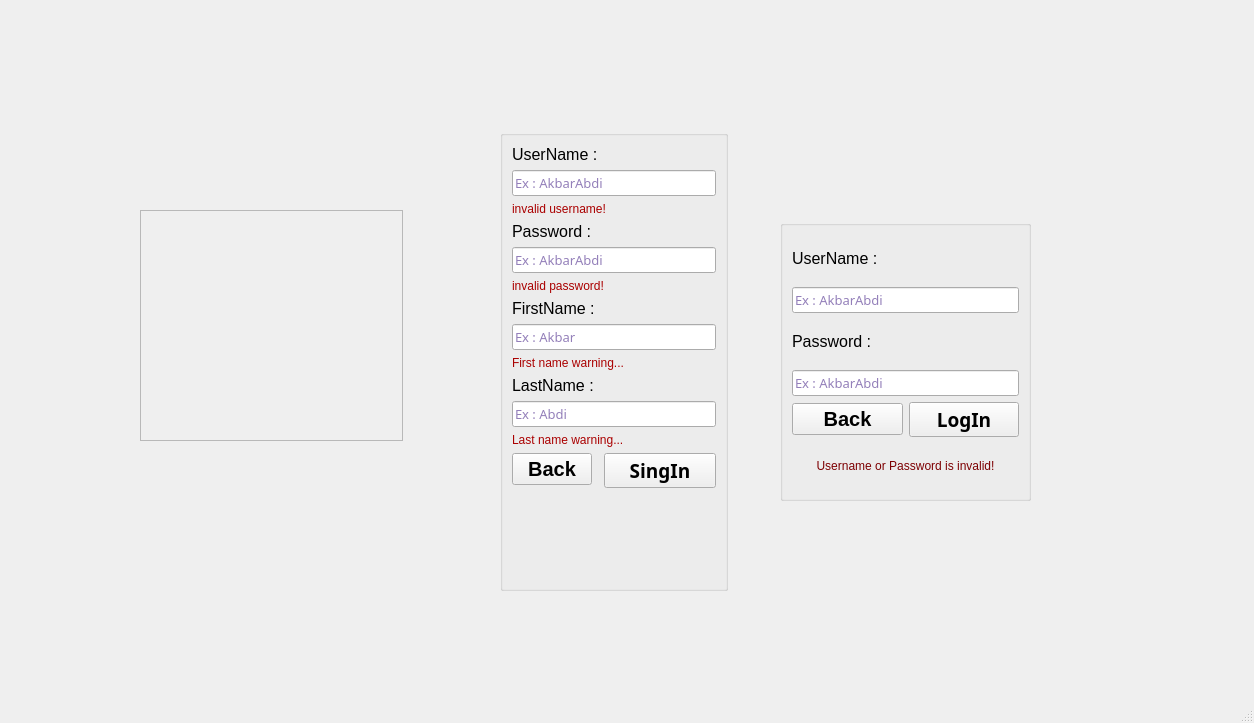
The window that massenger/mainwindow.ui (MahanBeidokhti/AP-Messenger) describes before a commit, drawn with Qt 5.
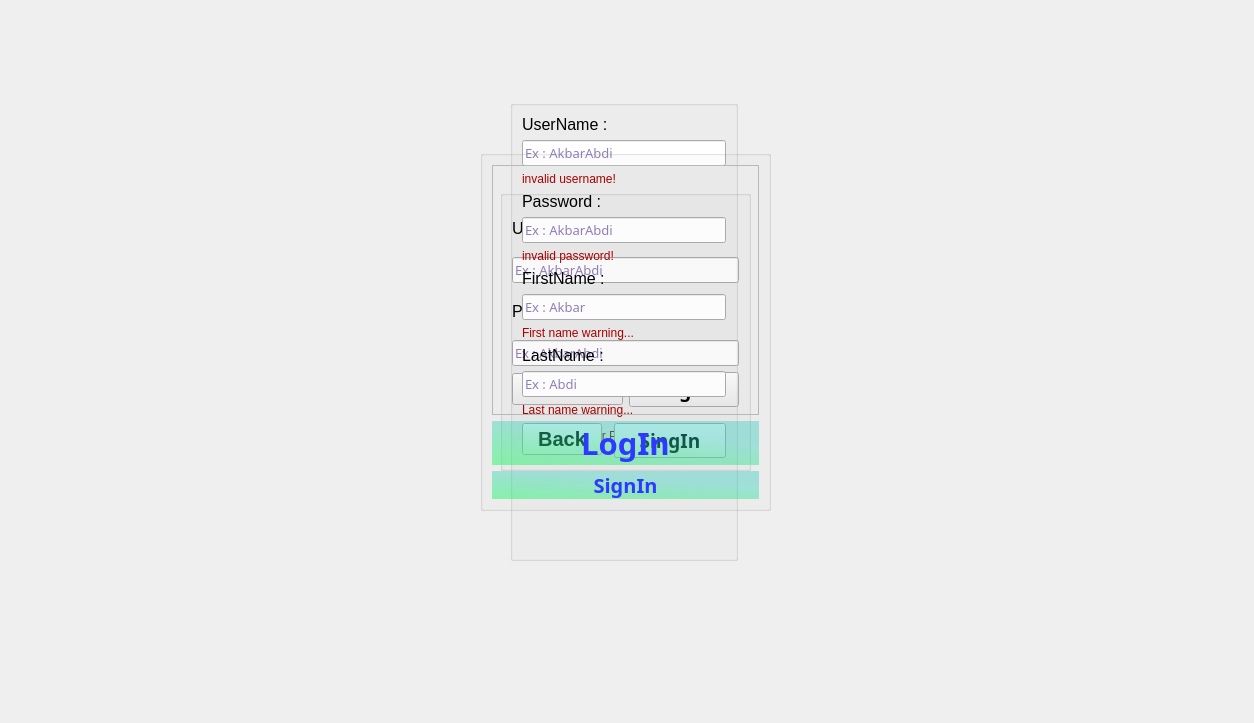
The same window after the commit. Icons and pictures are not drawn.

Commit message: final sample of log/sign-in page with a sample signin function

```diff
--- a/massenger/mainwindow.ui
+++ b/massenger/mainwindow.ui
@@ -13,18 +13,22 @@
   <property name="windowTitle">
    <string>MainWindow</string>
   </property>
+  <property name="styleSheet">
+   <string notr="true">background-image: url(:/Source/@metawalls.jpg);</string>
+  </property>
   <widget class="QWidget" name="centralwidget">
    <widget class="QGroupBox" name="Login_Box">
     <property name="geometry">
      <rect>
-      <x>780</x>
-      <y>220</y>
+      <x>500</x>
+      <y>190</y>
       <width>251</width>
       <height>281</height>
      </rect>
     </property>
     <property name="styleSheet">
-     <string notr="true">border-color: rgb(255, 255, 255);</string>
+     <string notr="true">border-color: rgb(255, 255, 255);
+background-image: url(:/Source/@metawalls.jpg);</string>
     </property>
     <property name="title">
      <string/>
@@ -140,35 +144,18 @@
      </item>
     </layout>
    </widget>
-   <widget class="QFrame" name="frame">
-    <property name="geometry">
-     <rect>
-      <x>140</x>
-      <y>210</y>
-      <width>263</width>
-      <height>231</height>
-     </rect>
-    </property>
-    <property name="styleSheet">
-     <string notr="true">border-image: url(:/Source/chat2.png) 0 0 0 0 stretch stretch;
-setAlignment:(Qt::AlignCenter);</string>
-    </property>
-    <property name="frameShape">
-     <enum>QFrame::StyledPanel</enum>
-    </property>
-    <property name="frameShadow">
-     <enum>QFrame::Raised</enum>
-    </property>
-   </widget>
    <widget class="QGroupBox" name="Signin_Box">
     <property name="geometry">
      <rect>
-      <x>500</x>
-      <y>130</y>
+      <x>510</x>
+      <y>100</y>
       <width>228</width>
       <height>461</height>
      </rect>
     </property>
+    <property name="styleSheet">
+     <string notr="true">background-image: url(:/Source/@metawalls.jpg);</string>
+    </property>
     <property name="title">
      <string/>
     </property>
@@ -370,18 +357,714 @@
      </item>
     </layout>
    </widget>
+   <widget class="QGroupBox" name="main_box">
+    <property name="geometry">
+     <rect>
+      <x>480</x>
+      <y>150</y>
+      <width>291</width>
+      <height>361</height>
+     </rect>
+    </property>
+    <property name="title">
+     <string/>
+    </property>
+    <layout class="QVBoxLayout" name="verticalLayout">
+     <item>
+      <widget class="QFrame" name="frame">
+       <property name="styleSheet">
+        <string notr="true">border-image: url(:/Source/chat2.png) 0 0 0 0 stretch stretch;
+setAlignment:(Qt::AlignCenter);</string>
+       </property>
+       <property name="frameShape">
+        <enum>QFrame::StyledPanel</enum>
+       </property>
+       <property name="frameShadow">
+        <enum>QFrame::Raised</enum>
+       </property>
+      </widget>
+     </item>
+     <item>
+      <widget class="QPushButton" name="bottom_log_page">
+       <property name="sizePolicy">
+        <sizepolicy hsizetype="Minimum" vsizetype="Fixed">
+         <horstretch>0</horstretch>
+         <verstretch>0</verstretch>
+        </sizepolicy>
+       </property>
+       <property name="palette">
+        <palette>
+         <active>
+          <colorrole role="WindowText">
+           <brush brushstyle="SolidPattern">
+            <color alpha="255">
+             <red>46</red>
+             <green>56</green>
+             <blue>255</blue>
+            </color>
+           </brush>
+          </colorrole>
+          <colorrole role="Button">
+           <brush brushstyle="LinearGradientPattern">
+            <gradient startx="0.636872000000000" starty="0.301000000000000" endx="0.000000000000000" endy="1.400000000000000" type="LinearGradient" spread="PadSpread" coordinatemode="ObjectBoundingMode">
+             <gradientstop position="0.000000000000000">
+              <color alpha="100">
+               <red>43</red>
+               <green>204</green>
+               <blue>189</blue>
+              </color>
+             </gradientstop>
+             <gradientstop position="1.000000000000000">
+              <color alpha="150">
+               <red>48</red>
+               <green>255</green>
+               <blue>87</blue>
+              </color>
+             </gradientstop>
+            </gradient>
+           </brush>
+          </colorrole>
+          <colorrole role="Text">
+           <brush brushstyle="SolidPattern">
+            <color alpha="255">
+             <red>46</red>
+             <green>56</green>
+             <blue>255</blue>
+            </color>
+           </brush>
+          </colorrole>
+          <colorrole role="ButtonText">
+           <brush brushstyle="SolidPattern">
+            <color alpha="255">
+             <red>46</red>
+             <green>56</green>
+             <blue>255</blue>
+            </color>
+           </brush>
+          </colorrole>
+          <colorrole role="Base">
+           <brush brushstyle="LinearGradientPattern">
+            <gradient startx="0.636872000000000" starty="0.301000000000000" endx="0.000000000000000" endy="1.400000000000000" type="LinearGradient" spread="PadSpread" coordinatemode="ObjectBoundingMode">
+             <gradientstop position="0.000000000000000">
+              <color alpha="100">
+               <red>43</red>
+               <green>204</green>
+               <blue>189</blue>
+              </color>
+             </gradientstop>
+             <gradientstop position="1.000000000000000">
+              <color alpha="150">
+               <red>48</red>
+               <green>255</green>
+               <blue>87</blue>
+              </color>
+             </gradientstop>
+            </gradient>
+           </brush>
+          </colorrole>
+          <colorrole role="Window">
+           <brush brushstyle="LinearGradientPattern">
+            <gradient startx="0.636872000000000" starty="0.301000000000000" endx="0.000000000000000" endy="1.400000000000000" type="LinearGradient" spread="PadSpread" coordinatemode="ObjectBoundingMode">
+             <gradientstop position="0.000000000000000">
+              <color alpha="100">
+               <red>43</red>
+               <green>204</green>
+               <blue>189</blue>
+              </color>
+             </gradientstop>
+             <gradientstop position="1.000000000000000">
+              <color alpha="150">
+               <red>48</red>
+               <green>255</green>
+               <blue>87</blue>
+              </color>
+             </gradientstop>
+            </gradient>
+           </brush>
+          </colorrole>
+          <colorrole role="PlaceholderText">
+           <brush brushstyle="SolidPattern">
+            <color alpha="255">
+             <red>46</red>
+             <green>56</green>
+             <blue>255</blue>
+            </color>
+           </brush>
+          </colorrole>
+         </active>
+         <inactive>
+          <colorrole role="WindowText">
+           <brush brushstyle="SolidPattern">
+            <color alpha="255">
+             <red>46</red>
+             <green>56</green>
+             <blue>255</blue>
+            </color>
+           </brush>
+          </colorrole>
+          <colorrole role="Button">
+           <brush brushstyle="LinearGradientPattern">
+            <gradient startx="0.636872000000000" starty="0.301000000000000" endx="0.000000000000000" endy="1.400000000000000" type="LinearGradient" spread="PadSpread" coordinatemode="ObjectBoundingMode">
+             <gradientstop position="0.000000000000000">
+              <color alpha="100">
+               <red>43</red>
+               <green>204</green>
+               <blue>189</blue>
+              </color>
+             </gradientstop>
+             <gradientstop position="1.000000000000000">
+              <color alpha="150">
+               <red>48</red>
+               <green>255</green>
+               <blue>87</blue>
+              </color>
+             </gradientstop>
+            </gradient>
+           </brush>
+          </colorrole>
+          <colorrole role="Text">
+           <brush brushstyle="SolidPattern">
+            <color alpha="255">
+             <red>46</red>
+             <green>56</green>
+             <blue>255</blue>
+            </color>
+           </brush>
+          </colorrole>
+          <colorrole role="ButtonText">
+           <brush brushstyle="SolidPattern">
+            <color alpha="255">
+             <red>46</red>
+             <green>56</green>
+             <blue>255</blue>
+            </color>
+           </brush>
+          </colorrole>
+          <colorrole role="Base">
+           <brush brushstyle="LinearGradientPattern">
+            <gradient startx="0.636872000000000" starty="0.301000000000000" endx="0.000000000000000" endy="1.400000000000000" type="LinearGradient" spread="PadSpread" coordinatemode="ObjectBoundingMode">
+             <gradientstop position="0.000000000000000">
+              <color alpha="100">
+               <red>43</red>
+               <green>204</green>
+               <blue>189</blue>
+              </color>
+             </gradientstop>
+             <gradientstop position="1.000000000000000">
+              <color alpha="150">
+               <red>48</red>
+               <green>255</green>
+               <blue>87</blue>
+              </color>
+             </gradientstop>
+            </gradient>
+           </brush>
+          </colorrole>
+          <colorrole role="Window">
+           <brush brushstyle="LinearGradientPattern">
+            <gradient startx="0.636872000000000" starty="0.301000000000000" endx="0.000000000000000" endy="1.400000000000000" type="LinearGradient" spread="PadSpread" coordinatemode="ObjectBoundingMode">
+             <gradientstop position="0.000000000000000">
+              <color alpha="100">
+               <red>43</red>
+               <green>204</green>
+               <blue>189</blue>
+              </color>
+             </gradientstop>
+             <gradientstop position="1.000000000000000">
+              <color alpha="150">
+               <red>48</red>
+               <green>255</green>
+               <blue>87</blue>
+              </color>
+             </gradientstop>
+            </gradient>
+           </brush>
+          </colorrole>
+          <colorrole role="PlaceholderText">
+           <brush brushstyle="SolidPattern">
+            <color alpha="255">
+             <red>46</red>
+             <green>56</green>
+             <blue>255</blue>
+            </color>
+           </brush>
+          </colorrole>
+         </inactive>
+         <disabled>
+          <colorrole role="WindowText">
+           <brush brushstyle="SolidPattern">
+            <color alpha="255">
+             <red>46</red>
+             <green>56</green>
+             <blue>255</blue>
+            </color>
+           </brush>
+          </colorrole>
+          <colorrole role="Button">
+           <brush brushstyle="LinearGradientPattern">
+            <gradient startx="0.636872000000000" starty="0.301000000000000" endx="0.000000000000000" endy="1.400000000000000" type="LinearGradient" spread="PadSpread" coordinatemode="ObjectBoundingMode">
+             <gradientstop position="0.000000000000000">
+              <color alpha="100">
+               <red>43</red>
+               <green>204</green>
+               <blue>189</blue>
+              </color>
+             </gradientstop>
+             <gradientstop position="1.000000000000000">
+              <color alpha="150">
+               <red>48</red>
+               <green>255</green>
+               <blue>87</blue>
+              </color>
+             </gradientstop>
+            </gradient>
+           </brush>
+          </colorrole>
+          <colorrole role="Text">
+           <brush brushstyle="SolidPattern">
+            <color alpha="255">
+             <red>46</red>
+             <green>56</green>
+             <blue>255</blue>
+            </color>
+           </brush>
+          </colorrole>
+          <colorrole role="ButtonText">
+           <brush brushstyle="SolidPattern">
+            <color alpha="255">
+             <red>46</red>
+             <green>56</green>
+             <blue>255</blue>
+            </color>
+           </brush>
+          </colorrole>
+          <colorrole role="Base">
+           <brush brushstyle="LinearGradientPattern">
+            <gradient startx="0.636872000000000" starty="0.301000000000000" endx="0.000000000000000" endy="1.400000000000000" type="LinearGradient" spread="PadSpread" coordinatemode="ObjectBoundingMode">
+             <gradientstop position="0.000000000000000">
+              <color alpha="100">
+               <red>43</red>
+               <green>204</green>
+               <blue>189</blue>
+              </color>
+             </gradientstop>
+             <gradientstop position="1.000000000000000">
+              <color alpha="150">
+               <red>48</red>
+               <green>255</green>
+               <blue>87</blue>
+              </color>
+             </gradientstop>
+            </gradient>
+           </brush>
+          </colorrole>
+          <colorrole role="Window">
+           <brush brushstyle="LinearGradientPattern">
+            <gradient startx="0.636872000000000" starty="0.301000000000000" endx="0.000000000000000" endy="1.400000000000000" type="LinearGradient" spread="PadSpread" coordinatemode="ObjectBoundingMode">
+             <gradientstop position="0.000000000000000">
+              <color alpha="100">
+               <red>43</red>
+               <green>204</green>
+               <blue>189</blue>
+              </color>
+             </gradientstop>
+             <gradientstop position="1.000000000000000">
+              <color alpha="150">
+               <red>48</red>
+               <green>255</green>
+               <blue>87</blue>
+              </color>
+             </gradientstop>
+            </gradient>
+           </brush>
+          </colorrole>
+          <colorrole role="PlaceholderText">
+           <brush brushstyle="SolidPattern">
+            <color alpha="255">
+             <red>46</red>
+             <green>56</green>
+             <blue>255</blue>
+            </color>
+           </brush>
+          </colorrole>
+         </disabled>
+        </palette>
+       </property>
+       <property name="font">
+        <font>
+         <family>Segoe UI Black</family>
+         <pointsize>23</pointsize>
+         <italic>false</italic>
+         <bold>true</bold>
+         <underline>false</underline>
+         <stylestrategy>PreferAntialias</stylestrategy>
+         <kerning>true</kerning>
+        </font>
+       </property>
+       <property name="mouseTracking">
+        <bool>false</bool>
+       </property>
+       <property name="focusPolicy">
+        <enum>Qt::StrongFocus</enum>
+       </property>
+       <property name="toolTip">
+        <string/>
+       </property>
+       <property name="styleSheet">
+        <string notr="true">border-radius: 25px;
+color: rgb(46, 56, 255);
+background:qlineargradient(spread:pad, x1:0.636872, y1:0.301, x2:0, y2:1.4, stop:0 rgba(43, 204, 189, 100), stop:1 rgba(48, 255, 87, 150));
+
+setAlignment:(Qt::AlignCenter);
+</string>
+       </property>
+       <property name="text">
+        <string>LogIn</string>
+       </property>
+      </widget>
+     </item>
+     <item>
+      <widget class="QPushButton" name="bottom_sign_page">
+       <property name="sizePolicy">
+        <sizepolicy hsizetype="Minimum" vsizetype="Fixed">
+         <horstretch>0</horstretch>
+         <verstretch>0</verstretch>
+        </sizepolicy>
+       </property>
+       <property name="palette">
+        <palette>
+         <active>
+          <colorrole role="WindowText">
+           <brush brushstyle="SolidPattern">
+            <color alpha="255">
+             <red>46</red>
+             <green>56</green>
+             <blue>255</blue>
+            </color>
+           </brush>
+          </colorrole>
+          <colorrole role="Button">
+           <brush brushstyle="LinearGradientPattern">
+            <gradient startx="0.636872000000000" starty="0.301000000000000" endx="0.000000000000000" endy="1.400000000000000" type="LinearGradient" spread="PadSpread" coordinatemode="ObjectBoundingMode">
+             <gradientstop position="0.000000000000000">
+              <color alpha="100">
+               <red>43</red>
+               <green>204</green>
+               <blue>189</blue>
+              </color>
+             </gradientstop>
+             <gradientstop position="1.000000000000000">
+              <color alpha="150">
+               <red>48</red>
+               <green>255</green>
+               <blue>87</blue>
+              </color>
+             </gradientstop>
+            </gradient>
+           </brush>
+          </colorrole>
+          <colorrole role="Text">
+           <brush brushstyle="SolidPattern">
+            <color alpha="255">
+             <red>46</red>
+             <green>56</green>
+             <blue>255</blue>
+            </color>
+           </brush>
+          </colorrole>
+          <colorrole role="ButtonText">
+           <brush brushstyle="SolidPattern">
+            <color alpha="255">
+             <red>46</red>
+             <green>56</green>
+             <blue>255</blue>
+            </color>
+           </brush>
+          </colorrole>
+          <colorrole role="Base">
+           <brush brushstyle="LinearGradientPattern">
+            <gradient startx="0.636872000000000" starty="0.301000000000000" endx="0.000000000000000" endy="1.400000000000000" type="LinearGradient" spread="PadSpread" coordinatemode="ObjectBoundingMode">
+             <gradientstop position="0.000000000000000">
+              <color alpha="100">
+               <red>43</red>
+               <green>204</green>
+               <blue>189</blue>
+              </color>
+             </gradientstop>
+             <gradientstop position="1.000000000000000">
+              <color alpha="150">
+               <red>48</red>
+               <green>255</green>
+               <blue>87</blue>
+              </color>
+             </gradientstop>
+            </gradient>
+           </brush>
+          </colorrole>
+          <colorrole role="Window">
+           <brush brushstyle="LinearGradientPattern">
+            <gradient startx="0.636872000000000" starty="0.301000000000000" endx="0.000000000000000" endy="1.400000000000000" type="LinearGradient" spread="PadSpread" coordinatemode="ObjectBoundingMode">
+             <gradientstop position="0.000000000000000">
+              <color alpha="100">
+               <red>43</red>
+               <green>204</green>
+               <blue>189</blue>
+              </color>
+             </gradientstop>
+             <gradientstop position="1.000000000000000">
+              <color alpha="150">
+               <red>48</red>
+               <green>255</green>
+               <blue>87</blue>
+              </color>
+             </gradientstop>
+            </gradient>
+           </brush>
+          </colorrole>
+          <colorrole role="PlaceholderText">
+           <brush brushstyle="SolidPattern">
+            <color alpha="255">
+             <red>46</red>
+             <green>56</green>
+             <blue>255</blue>
+            </color>
+           </brush>
+          </colorrole>
+         </active>
+         <inactive>
+          <colorrole role="WindowText">
+           <brush brushstyle="SolidPattern">
+            <color alpha="255">
+             <red>46</red>
+             <green>56</green>
+             <blue>255</blue>
+            </color>
+           </brush>
+          </colorrole>
+          <colorrole role="Button">
+           <brush brushstyle="LinearGradientPattern">
+            <gradient startx="0.636872000000000" starty="0.301000000000000" endx="0.000000000000000" endy="1.400000000000000" type="LinearGradient" spread="PadSpread" coordinatemode="ObjectBoundingMode">
+             <gradientstop position="0.000000000000000">
+              <color alpha="100">
+               <red>43</red>
+               <green>204</green>
+               <blue>189</blue>
+              </color>
+             </gradientstop>
+             <gradientstop position="1.000000000000000">
+              <color alpha="150">
+               <red>48</red>
+               <green>255</green>
+               <blue>87</blue>
+              </color>
+             </gradientstop>
+            </gradient>
+           </brush>
+          </colorrole>
+          <colorrole role="Text">
+           <brush brushstyle="SolidPattern">
+            <color alpha="255">
+             <red>46</red>
+             <green>56</green>
+             <blue>255</blue>
+            </color>
+           </brush>
+          </colorrole>
+          <colorrole role="ButtonText">
+           <brush brushstyle="SolidPattern">
+            <color alpha="255">
+             <red>46</red>
+             <green>56</green>
+             <blue>255</blue>
+            </color>
+           </brush>
+          </colorrole>
+          <colorrole role="Base">
+           <brush brushstyle="LinearGradientPattern">
+            <gradient startx="0.636872000000000" starty="0.301000000000000" endx="0.000000000000000" endy="1.400000000000000" type="LinearGradient" spread="PadSpread" coordinatemode="ObjectBoundingMode">
+             <gradientstop position="0.000000000000000">
+              <color alpha="100">
+               <red>43</red>
+               <green>204</green>
+               <blue>189</blue>
+              </color>
+             </gradientstop>
+             <gradientstop position="1.000000000000000">
+              <color alpha="150">
+               <red>48</red>
+               <green>255</green>
+               <blue>87</blue>
+              </color>
+             </gradientstop>
+            </gradient>
+           </brush>
+          </colorrole>
+          <colorrole role="Window">
+           <brush brushstyle="LinearGradientPattern">
+            <gradient startx="0.636872000000000" starty="0.301000000000000" endx="0.000000000000000" endy="1.400000000000000" type="LinearGradient" spread="PadSpread" coordinatemode="ObjectBoundingMode">
+             <gradientstop position="0.000000000000000">
+              <color alpha="100">
+               <red>43</red>
+               <green>204</green>
+               <blue>189</blue>
+              </color>
+             </gradientstop>
+             <gradientstop position="1.000000000000000">
+              <color alpha="150">
+               <red>48</red>
+               <green>255</green>
+               <blue>87</blue>
+              </color>
+             </gradientstop>
+            </gradient>
+           </brush>
+          </colorrole>
+          <colorrole role="PlaceholderText">
+           <brush brushstyle="SolidPattern">
+            <color alpha="255">
+             <red>46</red>
+             <green>56</green>
+             <blue>255</blue>
+            </color>
+           </brush>
+          </colorrole>
+         </inactive>
+         <disabled>
+          <colorrole role="WindowText">
+           <brush brushstyle="SolidPattern">
+            <color alpha="255">
+             <red>46</red>
+             <green>56</green>
+             <blue>255</blue>
+            </color>
+           </brush>
+          </colorrole>
+          <colorrole role="Button">
+           <brush brushstyle="LinearGradientPattern">
+            <gradient startx="0.636872000000000" starty="0.301000000000000" endx="0.000000000000000" endy="1.400000000000000" type="LinearGradient" spread="PadSpread" coordinatemode="ObjectBoundingMode">
+             <gradientstop position="0.000000000000000">
+              <color alpha="100">
+               <red>43</red>
+               <green>204</green>
+               <blue>189</blue>
+              </color>
+             </gradientstop>
+             <gradientstop position="1.000000000000000">
+              <color alpha="150">
+               <red>48</red>
+               <green>255</green>
+               <blue>87</blue>
+              </color>
+             </gradientstop>
+            </gradient>
+           </brush>
+          </colorrole>
+          <colorrole role="Text">
+           <brush brushstyle="SolidPattern">
+            <color alpha="255">
+             <red>46</red>
+             <green>56</green>
+             <blue>255</blue>
+            </color>
+           </brush>
+          </colorrole>
+          <colorrole role="ButtonText">
+           <brush brushstyle="SolidPattern">
+            <color alpha="255">
+             <red>46</red>
+             <green>56</green>
+             <blue>255</blue>
+            </color>
+           </brush>
+          </colorrole>
+          <colorrole role="Base">
+           <brush brushstyle="LinearGradientPattern">
+            <gradient startx="0.636872000000000" starty="0.301000000000000" endx="0.000000000000000" endy="1.400000000000000" type="LinearGradient" spread="PadSpread" coordinatemode="ObjectBoundingMode">
+             <gradientstop position="0.000000000000000">
+              <color alpha="100">
+               <red>43</red>
+               <green>204</green>
+               <blue>189</blue>
+              </color>
+             </gradientstop>
+             <gradientstop position="1.000000000000000">
+              <color alpha="150">
+               <red>48</red>
+               <green>255</green>
+               <blue>87</blue>
+              </color>
+             </gradientstop>
+            </gradient>
+           </brush>
+          </colorrole>
+          <colorrole role="Window">
+           <brush brushstyle="LinearGradientPattern">
+            <gradient startx="0.636872000000000" starty="0.301000000000000" endx="0.000000000000000" endy="1.400000000000000" type="LinearGradient" spread="PadSpread" coordinatemode="ObjectBoundingMode">
+             <gradientstop position="0.000000000000000">
+              <color alpha="100">
+               <red>43</red>
+               <green>204</green>
+               <blue>189</blue>
+              </color>
+             </gradientstop>
+             <gradientstop position="1.000000000000000">
+              <color alpha="150">
+               <red>48</red>
+               <green>255</green>
+               <blue>87</blue>
+              </color>
+             </gradientstop>
+            </gradient>
+           </brush>
+          </colorrole>
+          <colorrole role="PlaceholderText">
+           <brush brushstyle="SolidPattern">
+            <color alpha="255">
+             <red>46</red>
+             <green>56</green>
+             <blue>255</blue>
+            </color>
+           </brush>
+          </colorrole>
+         </disabled>
+        </palette>
+       </property>
+       <property name="font">
+        <font>
+         <family>Segoe UI Black</family>
+         <pointsize>15</pointsize>
+         <italic>false</italic>
+         <bold>true</bold>
+         <underline>false</underline>
+         <stylestrategy>PreferAntialias</stylestrategy>
+         <kerning>true</kerning>
+        </font>
+       </property>
+       <property name="mouseTracking">
+        <bool>false</bool>
+       </property>
+       <property name="focusPolicy">
+        <enum>Qt::StrongFocus</enum>
+       </property>
+       <property name="toolTip">
+        <string/>
+       </property>
+       <property name="styleSheet">
+        <string notr="true">border-radius: 15px;
+color: rgb(46, 56, 255);
+background:qlineargradient(spread:pad, x1:0.636872, y1:0.301, x2:0, y2:1.4, stop:0 rgba(43, 204, 189, 100), stop:1 rgba(48, 255, 87, 150));
+
+setAlignment:(Qt::AlignCenter);
+</string>
+       </property>
+       <property name="text">
+        <string>SignIn</string>
+       </property>
+      </widget>
+     </item>
+    </layout>
+   </widget>
   </widget>
-  <widget class="QMenuBar" name="menubar">
-   <property name="geometry">
-    <rect>
-     <x>0</x>
-     <y>0</y>
-     <width>1254</width>
-     <height>25</height>
-    </rect>
-   </property>
-  </widget>
-  <widget class="QStatusBar" name="statusbar"/>
  </widget>
  <resources/>
  <connections/>
```
The commit also changes 13 other files.
